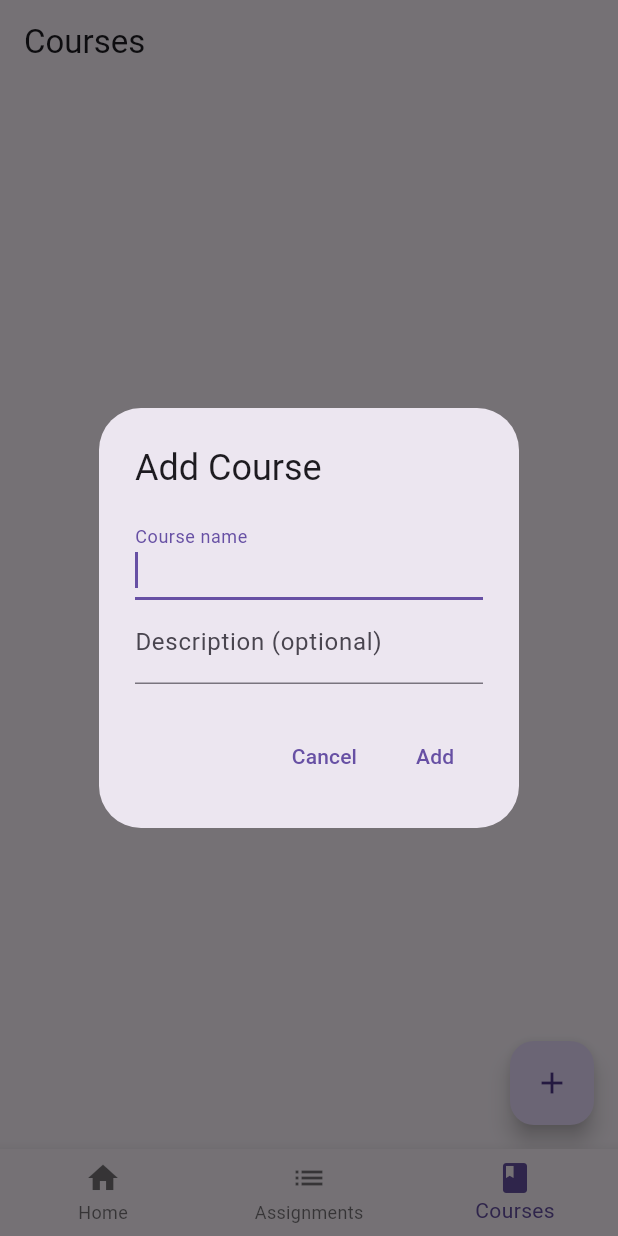
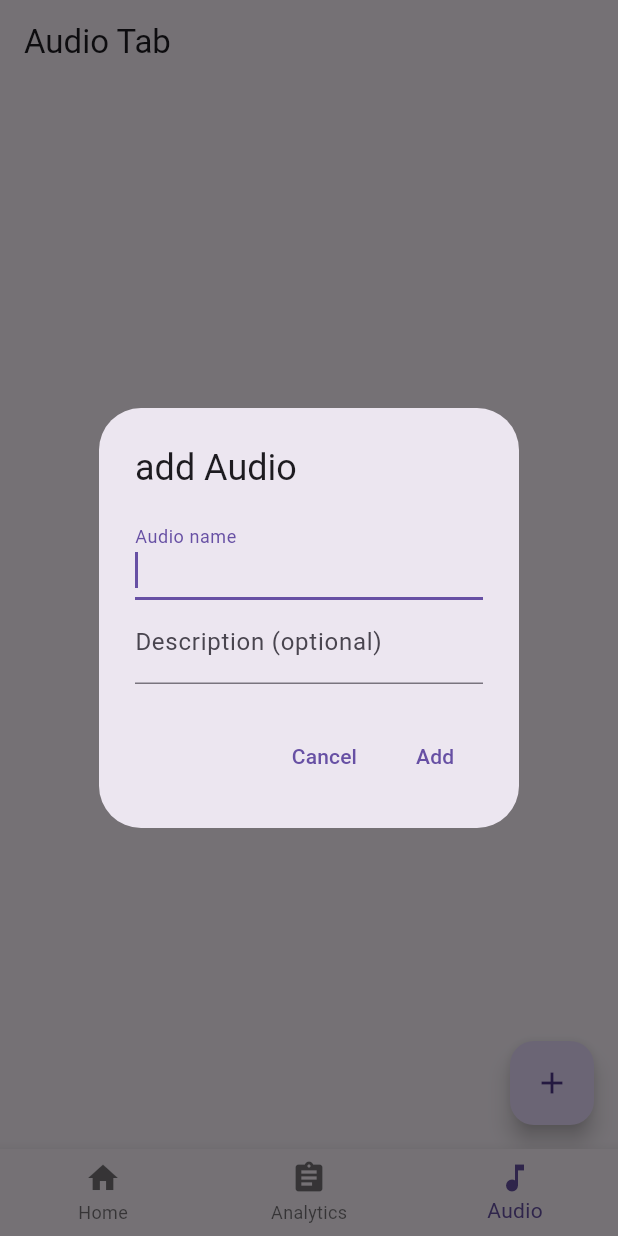
Before and after one commit to Cs3541/The-B-Teams-Project, a Flutter app: the screen it shows after launch, item 3 of the bottom bar chosen, after a tap on the "add" icon, on a phone screen of 412 x 824 dp. Run offline on Flutter 3.47's test engine with Material 3 defaults, Android fonts, the phone set to English and light mode, and no system bars; our stand-ins replace loading_animation_widget.

Commit message:
Renamed everthing to match the current project, though the actual logic is unchanged. For example, assignments is now analytics and courses is now audio.

```diff
--- a/lib/homeScreen.dart
+++ b/lib/home_screen.dart
@@ -8,7 +8,7 @@ class HomeScreen extends StatelessWidget {
     return Scaffold(
       body: Center(
         child: Text(
-          'Welcome to the Homework Tracker!',
+          'The Sweet Dreams App',
             style: TextStyle(fontSize: 24,fontWeight: FontWeight.bold),
         ),
       ),
--- a/lib/main.dart
+++ b/lib/main.dart
@@ -15,7 +15,7 @@ class HomeworkTrackerApp extends StatelessWidget {
   @override
   Widget build(BuildContext context) {
     return MaterialApp(
-      title: 'Homework Tracker',
+      title: 'Sweet Dreams',
       theme: ThemeData(primarySwatch: Colors.blue),
       home: const SplashScreen(),
 
@@ -49,7 +49,7 @@ class _SplashScreenState extends State<SplashScreen> {
           mainAxisAlignment: MainAxisAlignment.center,
           children: [
               Text(
-                'Homework Tracker',
+                'The B Team Presents...',
                 style: TextStyle(
                   fontSize: 24,
                   color: Colors.white,
--- a/lib/models/assignment_model.dart
+++ b/lib/models/analytics_model.dart
@@ -1,10 +1,10 @@
 
 
-class Assignment {
+class Analytics {
   final String title;
   bool isCompleted;
 
-  Assignment(
+  Analytics(
     {required this.title,
     this.isCompleted = false
     });
--- a/lib/models/course_model.dart
+++ b/lib/models/audio_model.dart
@@ -1,10 +1,10 @@
 
 
-class Course {
+class Audio {
   final String name;
   final String? description;
 
-  Course({
+  Audio({
     required this.name,
     this.description,
   });
--- /dev/null
+++ b/lib/presenters/analytics_presenter.dart
@@ -0,0 +1,17 @@
+import '../models/analytics_model.dart';
+
+class AnalyticsPresenter {
+  final List<Analytics> _analytics = [];
+
+  List<Analytics> get analytics => _analytics;
+
+  void addAnalytics(String title) {
+    if (title.trim().isNotEmpty) {
+      _analytics.add(Analytics(title: title));
+    }
+  }
+
+  void toggleCompleted(int index) {
+      _analytics[index].isCompleted = !_analytics[index].isCompleted;
+  }
+}
--- a/lib/presenters/assignment_presenter.dart
+++ /dev/null
@@ -1,17 +0,0 @@
-import '../models/assignment_model.dart';
-
-class AssignmentPresenter {
-  final List<Assignment> _assignments = [];
-
-  List<Assignment> get assignments => _assignments;
-
-  void addAssignment(String title) {
-    if (title.trim().isNotEmpty) {
-      _assignments.add(Assignment(title: title));
-    }
-  }
-
-  void toggleCompleted(int index) {
-      _assignments[index].isCompleted = !_assignments[index].isCompleted;
-  }
-}
--- /dev/null
+++ b/lib/presenters/audio_presenter.dart
@@ -0,0 +1,11 @@
+import '../models/audio_model.dart';
+
+class AudioPresenter {
+  final List<Audio> _audios = [];
+
+  List<Audio> get audios => _audios;
+
+  void addAudio(String name, String? description) {
+    _audios.add(Audio(name: name, description: description));
+  }
+}
--- a/lib/presenters/course_presenter.dart
+++ /dev/null
@@ -1,11 +0,0 @@
-import '../models/course_model.dart';
-
-class CoursePresenter {
-  final List<Course> _courses = [];
-
-  List<Course> get courses => _courses;
-
-  void addCourse(String name, String? description) {
-    _courses.add(Course(name: name, description: description));
-  }
-}
--- a/lib/views/assignment_list_screen.dart
+++ b/lib/views/analytics_screen.dart
@@ -1,5 +1,5 @@
 import 'package:flutter/material.dart';
-import '../presenters/assignment_presenter.dart';
+import '../presenters/analytics_presenter.dart';
 
 class AssignmentListScreen extends StatefulWidget {
   const AssignmentListScreen({super.key});
@@ -9,7 +9,7 @@ class AssignmentListScreen extends StatefulWidget {
 }
 
 class _AssignmentListScreenState extends State<AssignmentListScreen> {
-  final AssignmentPresenter _presenter = AssignmentPresenter();
+  final AnalyticsPresenter _presenter = AnalyticsPresenter();
 
   void _showAddAssignmentDialog() {
     String newAssignmentTitle = '';
@@ -35,7 +35,7 @@ class _AssignmentListScreenState extends State<AssignmentListScreen> {
                   onPressed: () {
                     if (newAssignmentTitle.trim().isNotEmpty) {
                       setState(() {
-                        _presenter.addAssignment(newAssignmentTitle.trim());
+                        _presenter.addAnalytics(newAssignmentTitle.trim());
                       });
                     }
                     Navigator.pop(context); //Close dialong
@@ -51,19 +51,19 @@ class _AssignmentListScreenState extends State<AssignmentListScreen> {
 
   @override
   Widget build(BuildContext context) {
-    final assignments = _presenter.assignments;
+    final analytics = _presenter.analytics;
 
     return Scaffold(
       appBar: AppBar(
-        title: const Text('Assignments'),
+        title: const Text('Analytics Tab'),
       ),
       body: ListView.builder(
-        itemCount: assignments.length,
+        itemCount: analytics.length,
         itemBuilder: (context, index) {
-          final assignment = assignments[index];
+          final analytic = analytics[index];
           return CheckboxListTile(
-            title: Text(assignment.title),
-            value: assignment.isCompleted,
+            title: Text(analytic.title),
+            value: analytic.isCompleted,
               onChanged: (value) {
                 setState(() {
                   _presenter.toggleCompleted(index);
--- a/lib/views/course_list_screen.dart
+++ b/lib/views/audio_screen.dart
@@ -1,5 +1,5 @@
 import 'package:flutter/material.dart';
-import '../presenters/course_presenter.dart';
+import '../presenters/audio_presenter.dart';
 
 class CourseListScreen extends StatefulWidget {
   const CourseListScreen({super.key});
@@ -9,7 +9,7 @@ class CourseListScreen extends StatefulWidget {
 }
 
 class _CourseListScreenState extends State<CourseListScreen> {
-  final CoursePresenter presenter = CoursePresenter();
+  final AudioPresenter presenter = AudioPresenter();
 
   void _showAddCourseDialog() {
     String name = '';
@@ -19,13 +19,13 @@ class _CourseListScreenState extends State<CourseListScreen> {
       context: context,
       builder: (context) {
         return AlertDialog(
-          title: const Text('Add Course'),
+          title: const Text('add Audio'),
           content: Column(
             mainAxisSize: MainAxisSize.min,
             children: [
               TextField(
                 autofocus: true,
-                decoration: const InputDecoration(labelText: 'Course name'),
+                decoration: const InputDecoration(labelText: 'Audio name'),
                 onChanged: (value) => name = value,
               ),
               TextField(
@@ -43,7 +43,7 @@ class _CourseListScreenState extends State<CourseListScreen> {
               onPressed: () {
                 if (name.trim().isNotEmpty) {
                   setState(() {
-                    presenter.addCourse(name.trim(), description?.trim());
+                    presenter.addAudio(name.trim(), description?.trim());
                   });
                   Navigator.pop(context); //Close dialog
                 }
@@ -58,17 +58,17 @@ class _CourseListScreenState extends State<CourseListScreen> {
 
   @override
   Widget build(BuildContext context) {
-    final courses = presenter.courses;
+    final audios = presenter.audios;
 
     return Scaffold(
-      appBar: AppBar(title: const Text('Courses')),
+      appBar: AppBar(title: const Text('Audio Tab')),
       body: ListView.builder(
-        itemCount: courses.length,
+        itemCount: audios.length,
         itemBuilder: (context, index) {
-          final course = courses[index];
+          final audio = audios[index];
           return ListTile(
-            title: Text(course.name),
-            subtitle: course.description != null ? Text(course.description!) : null,
+            title: Text(audio.name),
+            subtitle: audio.description != null ? Text(audio.description!) : null,
           );
         },
       ),
--- a/lib/views/main_navigation.dart
+++ b/lib/views/main_navigation.dart
@@ -1,7 +1,7 @@
 import 'package:flutter/material.dart';
-import '../homeScreen.dart';
-import 'assignment_list_screen.dart';
-import 'course_list_screen.dart';
+import '../home_screen.dart';
+import 'analytics_screen.dart';
+import 'audio_screen.dart';
 
 class MainNavigationScreen extends StatefulWidget {
   const MainNavigationScreen({super.key});
@@ -38,12 +38,12 @@ class _MainNavigationScreenState extends State<MainNavigationScreen> {
             label: 'Home',
           ),
           BottomNavigationBarItem(
-            icon: Icon(Icons.list),
-            label: 'Assignments',
+            icon: Icon(Icons.assignment),
+            label: 'Analytics',
           ),
           BottomNavigationBarItem(
-            icon: Icon(Icons.book),
-            label: 'Courses',
+            icon: Icon(Icons.music_note),
+            label: 'Audio',
           ),
         ],
       ),
```
